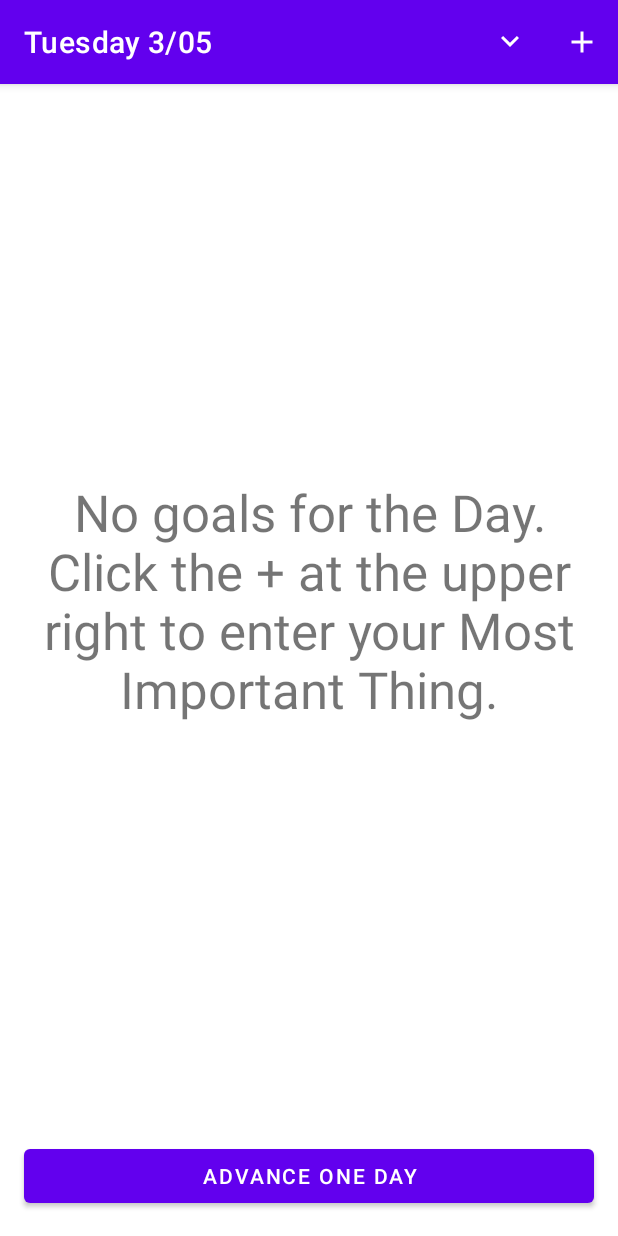
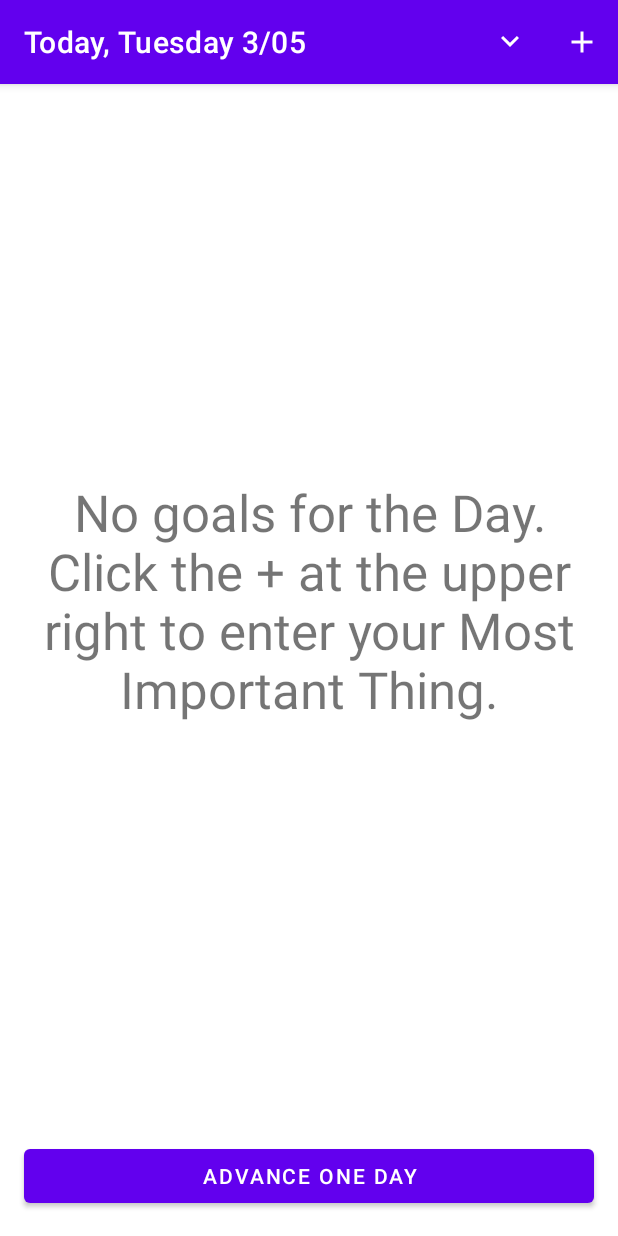
Before and after one commit to CSE-110-Winter-2024/project-team-9, an Android app: the screen it shows after launch (MainActivity), on a phone screen of 412 x 824 dp. Run offline under Robolectric (Android 15) with nearby library versions, the phone set to English and light mode, and no system bars; our stand-ins replace Room's generated code.

```diff
--- a/app/src/main/java/edu/ucsd/cse110/successorator/MainActivity.java
+++ b/app/src/main/java/edu/ucsd/cse110/successorator/MainActivity.java
@@ -67,6 +67,8 @@ public class MainActivity extends AppCompatActivity implements SwitchViewDialogF
         setContentView(view.getRoot());
 
         currentFragment = "today";
+
+        sendInput(currentFragment);
     }
 
     @Override
@@ -159,7 +161,7 @@ public class MainActivity extends AppCompatActivity implements SwitchViewDialogF
                 // Change to Today List View Fragment
                 fragment = TaskListFragment.newInstance();
                 // fragment = TodayListFragment.newInstance();
-                setTitle(DateManager.getFormattedDate());
+                setTitle("Today, " + DateManager.getFormattedDate());
 
                 break;
             case "tomorrow":
@@ -168,7 +170,7 @@ public class MainActivity extends AppCompatActivity implements SwitchViewDialogF
                 // Change to Tomorrow List View Fragment
                 fragment = TaskListFragment.newInstance();
                 // fragment = TomorrowListFragment.newInstance();
-                setTitle(DateManager.getTomorrowFormattedDate());
+                setTitle("Tomorrow, " + DateManager.getTomorrowFormattedDate());
                 break;
             case "pending":
                 // currentFragment = "pending";
@@ -205,9 +207,30 @@ public class MainActivity extends AppCompatActivity implements SwitchViewDialogF
         super.onResume();
 
         SharedPreferences sharedPreferences = getSharedPreferences("task", MODE_PRIVATE);
+
+        DateTracker dateTracker = new DateTracker(LocalDate.now());
+        DateManager.initializeGlobalDate(dateTracker);
+        setTitle(DateManager.getFormattedDate());
+
+
+        DateManager.getLocalDateSubject().observe(localDate -> {
+            if (localDate == null) return;
+            setTitle(DateManager.getFormattedDate());
+        });
+
+        // Retrieve and save last opened datetime
+        LocalDateTime lastOpenedDateTime = getLastOpenedDateTime(sharedPreferences);
+        if (lastOpenedDateTime == null) {
+            lastOpenedDateTime = LocalDateTime.now();
+            saveLastOpenedDateTime(sharedPreferences, lastOpenedDateTime);
+        }
+
+        lastOpened = lastOpenedDateTime;
+
+        SharedPreferences sharedPreferences2 = getSharedPreferences("task", MODE_PRIVATE);
         // Save current time to SharedPreferences
         LocalDateTime currentTime = LocalDateTime.now();
-        saveLastOpenedDateTime(sharedPreferences, currentTime);
+        saveLastOpenedDateTime(sharedPreferences2, currentTime);
 
         MainViewModel mainActivityViewModel = new ViewModelProvider(this).get(MainViewModel.class);
 
@@ -219,11 +242,17 @@ public class MainActivity extends AppCompatActivity implements SwitchViewDialogF
         }
 
         if (currentTime.isAfter(rolloverDeadline)){
+            Log.d("MainActivity", "Rollover initiated");
             mainActivityViewModel.updateTasks();
             mainActivityViewModel.updateActiveTasks();
             mainActivityViewModel.deletePrevFinished();
         }
 
-        setTitle(DateManager.getFormattedDate());
+        setContentView(view.getRoot());
+
+        currentFragment = "today";
+
+        sendInput(currentFragment);
+
     }
 }
```
